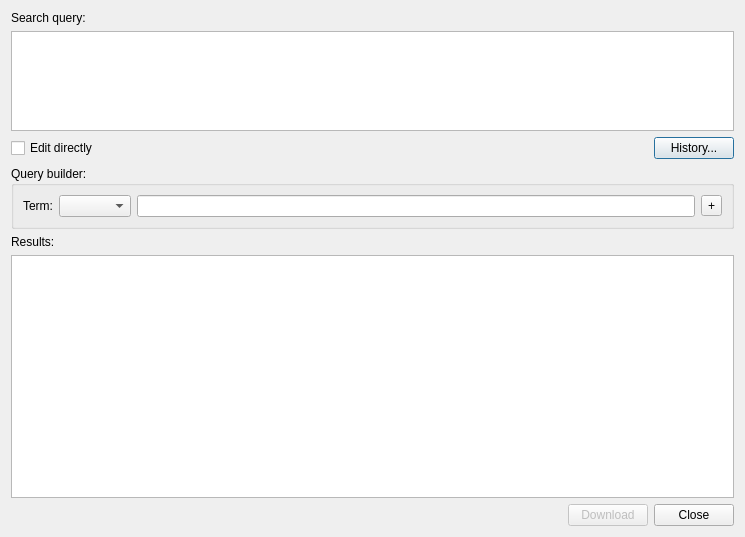
This is src/corelibs/U2Gui/src/util/ui/SearchGenbankSequenceDialog.ui in violethaze74/ugene as Qt 5 draws it before an edit. The edited form follows.
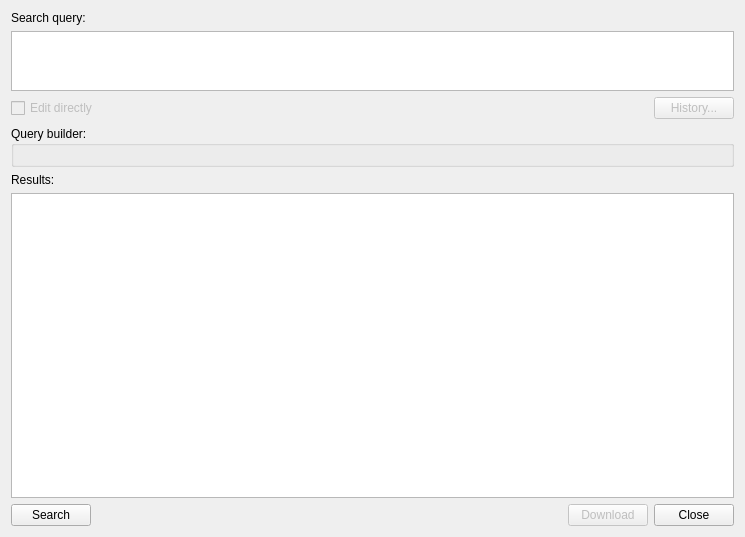
This is the edited form.

Commit message: UGENE-365: add dynamic GUI

```diff
--- a/src/corelibs/U2Gui/src/util/ui/SearchGenbankSequenceDialog.ui
+++ b/src/corelibs/U2Gui/src/util/ui/SearchGenbankSequenceDialog.ui
@@ -26,7 +26,7 @@
      <property name="maximumSize">
       <size>
        <width>16777215</width>
-       <height>100</height>
+       <height>60</height>
       </size>
      </property>
      <property name="readOnly">
@@ -38,6 +38,9 @@
     <layout class="QHBoxLayout" name="horizontalLayout_3">
      <item>
       <widget class="QCheckBox" name="editDirectlyBox">
+       <property name="enabled">
+        <bool>false</bool>
+       </property>
        <property name="text">
         <string>Edit directly</string>
        </property>
@@ -58,6 +61,9 @@
      </item>
      <item>
       <widget class="QPushButton" name="historyButton">
+       <property name="enabled">
+        <bool>false</bool>
+       </property>
        <property name="text">
         <string>History...</string>
        </property>
@@ -70,32 +76,7 @@
      <property name="title">
       <string>Query builder:</string>
      </property>
-     <layout class="QVBoxLayout" name="verticalLayout_2">
-      <item>
-       <layout class="QHBoxLayout" name="horizontalLayout">
-        <item>
-         <widget class="QLabel" name="label_3">
-          <property name="text">
-           <string>Term:</string>
-          </property>
-         </widget>
-        </item>
-        <item>
-         <widget class="QComboBox" name="searchTermBox"/>
-        </item>
-        <item>
-         <widget class="QLineEdit" name="queryBlockEdit"/>
-        </item>
-        <item>
-         <widget class="QToolButton" name="addQueryBlockButton">
-          <property name="text">
-           <string>+</string>
-          </property>
-         </widget>
-        </item>
-       </layout>
-      </item>
-     </layout>
+     <layout class="QVBoxLayout" name="verticalLayout_2"/>
     </widget>
    </item>
    <item>
@@ -110,6 +91,13 @@
    </item>
    <item>
     <layout class="QHBoxLayout" name="horizontalLayout_2">
+     <item>
+      <widget class="QPushButton" name="searchButton">
+       <property name="text">
+        <string>Search</string>
+       </property>
+      </widget>
+     </item>
      <item>
       <spacer name="horizontalSpacer_3">
        <property name="orientation">
```
Left out of the diff: 2 changed lines with no effect on the pictures. The commit also changes 3 other files.
